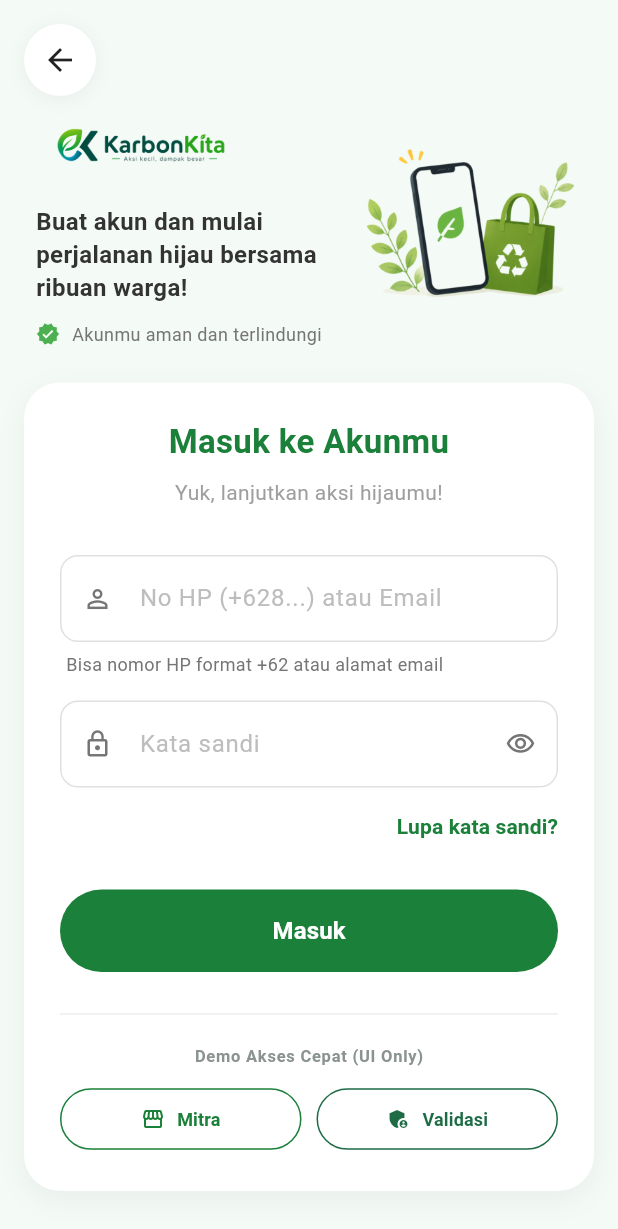
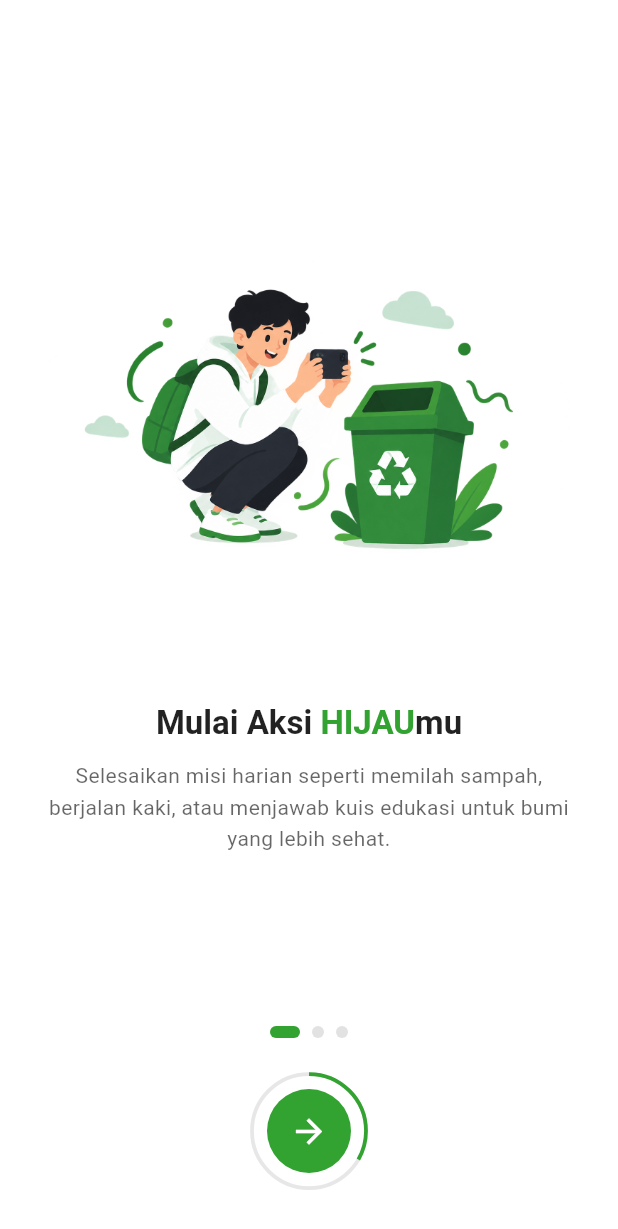
Before and after one commit to Randi-95/KarbonKitaApp, a Flutter app: the screen it shows after launch, on a phone screen of 412 x 824 dp. Shown: the top 1229 px of the screen. Run offline on Flutter 3.47's test engine with Material 3 defaults, Android fonts, the phone set to English and light mode, and no system bars; our stand-ins replace animated_bottom_navigation_bar, camera, connectivity_plus, dio, flutter_bloc, flutter_map and 7 more; missing offline and left inert: mobile_scanner; accounts and stored records are empty.

Commit message:
feat: onboarding sekali-tampil + splash branding KarbonKita
Onboarding 3 halaman (PageView + tombol progres melingkar) tampil sekali sebelum login via OnboardingStorage (shared_preferences); SessionGate main.dart diarahkan ke OnboardingGate bila belum login. Splash/launcher Android + iOS diganti branding KarbonKita. Test widget onboarding (3 kasus) lolos, flutter analyze bersih.

```diff
--- /dev/null
+++ b/KarbonKitaFrontend/lib/core/storage/onboarding_storage.dart
@@ -0,0 +1,27 @@
+import 'package:shared_preferences/shared_preferences.dart';
+
+/// Flag onboarding sekali-tampil (non-sensitif → shared_preferences).
+class OnboardingStorage {
+  OnboardingStorage({SharedPreferences? prefs}) : _prefs = prefs;
+
+  static const String seenKey = 'onboarding_seen_v1';
+
+  SharedPreferences? _prefs;
+
+  Future<SharedPreferences> _instance() async {
+    return _prefs ??= await SharedPreferences.getInstance();
+  }
+
+  Future<bool> hasSeenOnboarding() async {
+    final prefs = await _instance();
+    return prefs.getBool(seenKey) ?? false;
+  }
+
+  Future<void> setOnboardingSeen() async {
+    final prefs = await _instance();
+    await prefs.setBool(seenKey, true);
+  }
+
+  /// Untuk test: inject prefs tanpa instance asli.
+  void setPrefsForTest(SharedPreferences prefs) => _prefs = prefs;
+}
--- a/KarbonKitaFrontend/lib/main.dart
+++ b/KarbonKitaFrontend/lib/main.dart
@@ -39,6 +39,8 @@ import 'ui/screens/admin_validation_screen.dart';
 import 'ui/screens/home_screen.dart';
 import 'ui/screens/login_screen.dart';
 import 'ui/screens/merchant_dashboard_screen.dart';
+import 'ui/screens/onboarding_screen.dart';
+import 'core/storage/onboarding_storage.dart';
 
 Future<void> main() async {
   WidgetsFlutterBinding.ensureInitialized();
@@ -178,7 +180,8 @@ class MyApp extends StatelessWidget {
   }
 }
 
-/// Auto-login: token permanen → langsung Home, tanpa token → Login.
+/// Auto-login: token permanen → langsung Home, tanpa token → Onboarding
+/// (sekali saja) → Login.
 /// Offline: profil lokal tetap dianggap sesi agar cache offline tampil.
 class _SessionGate extends StatelessWidget {
   const _SessionGate();
@@ -200,9 +203,30 @@ class _SessionGate extends StatelessWidget {
             if (role == 'admin') return const AdminValidationScreen();
             return const HomeScreen();
           case AuthStatus.unauthenticated:
-            return const LoginScreen();
+            return const _OnboardingGate();
         }
       },
     );
   }
 }
+
+/// Menampilkan onboarding sekali saja sebelum login.
+class _OnboardingGate extends StatelessWidget {
+  const _OnboardingGate();
+
+  @override
+  Widget build(BuildContext context) {
+    return FutureBuilder<bool>(
+      future: OnboardingStorage().hasSeenOnboarding(),
+      builder: (context, snapshot) {
+        if (!snapshot.hasData) {
+          return const Scaffold(
+            body: Center(child: CircularProgressIndicator()),
+          );
+        }
+        if (snapshot.data == true) return const LoginScreen();
+        return const OnboardingScreen();
+      },
+    );
+  }
+}
--- /dev/null
+++ b/KarbonKitaFrontend/lib/ui/screens/onboarding_screen.dart
@@ -0,0 +1,116 @@
+import 'package:flutter/material.dart';
+
+import '../../core/storage/onboarding_storage.dart';
+import '../widgets/onboarding/onboarding_dots.dart';
+import '../widgets/onboarding/onboarding_page.dart';
+import '../widgets/onboarding/onboarding_progress_button.dart';
+import 'login_screen.dart';
+
+/// Onboarding 3 halaman, tampil sekali sebelum [LoginScreen].
+///
+/// Navigasi: swipe [PageView] atau tombol progres melingkar.
+/// Halaman terakhir (centang) menyimpan flag lalu ke Login.
+class OnboardingScreen extends StatefulWidget {
+  const OnboardingScreen({super.key, OnboardingStorage? storage})
+    : _storage = storage;
+
+  final OnboardingStorage? _storage;
+
+  @override
+  State<OnboardingScreen> createState() => _OnboardingScreenState();
+}
+
+class _OnboardingScreenState extends State<OnboardingScreen> {
+  late final PageController _pageController;
+  int _currentPage = 0;
+
+  static const List<OnboardingPage> _pages = [
+    OnboardingPage(
+      imagePath: 'assets/images/onboarding_1.png',
+      titleLeading: 'Mulai Aksi ',
+      titleHighlight: 'HIJAU',
+      titleTrailing: 'mu',
+      description:
+          'Selesaikan misi harian seperti memilah sampah, berjalan kaki, atau menjawab kuis edukasi untuk bumi yang lebih sehat.',
+    ),
+    OnboardingPage(
+      imagePath: 'assets/images/onboarding_2.png',
+      titleLeading: 'Kumpulkan Poin & Naik ',
+      titleHighlight: 'LEVEL',
+      titleTrailing: '',
+      description:
+          'Dapatkan Eco Points dan XP dari setiap aksimu. Jaga streak harian dan jadilah juara di papan peringkat RT/RW!',
+    ),
+    OnboardingPage(
+      imagePath: 'assets/images/onboarding_3.png',
+      titleLeading: 'Dukung ',
+      titleHighlight: 'UMKM',
+      titleTrailing: ' & Lingkungan',
+      description:
+          'Tukarkan Eco Points dengan voucher diskon di UMKM lokal, atau salurkan poinmu untuk donasi kampanye lingkungan.',
+    ),
+  ];
+
+  @override
+  void initState() {
+    super.initState();
+    _pageController = PageController();
+  }
+
+  @override
+  void dispose() {
+    _pageController.dispose();
+    super.dispose();
+  }
+
+  Future<void> _finish() async {
+    final storage = widget._storage ?? OnboardingStorage();
+    await storage.setOnboardingSeen();
+    if (!mounted) return;
+    Navigator.of(
+      context,
+    ).pushReplacement(MaterialPageRoute(builder: (_) => const LoginScreen()));
+  }
+
+  void _next() {
+    if (_currentPage < _pages.length - 1) {
+      _pageController.nextPage(
+        duration: const Duration(milliseconds: 350),
+        curve: Curves.easeInOut,
+      );
+    } else {
+      _finish();
+    }
+  }
+
+  @override
+  Widget build(BuildContext context) {
+    return Scaffold(
+      backgroundColor: Colors.white,
+      body: SafeArea(
+        child: Column(
+          children: [
+            Expanded(
+              child: PageView.builder(
+                controller: _pageController,
+                itemCount: _pages.length,
+                onPageChanged: (index) {
+                  setState(() => _currentPage = index);
+                },
+                itemBuilder: (context, index) => _pages[index],
+              ),
+            ),
+            OnboardingDots(currentPage: _currentPage),
+            const SizedBox(height: 24),
+            OnboardingProgressButton(
+              currentPage: _currentPage,
+              pageCount: _pages.length,
+              onPressed: _next,
+            ),
+            const SizedBox(height: 32),
+          ],
+        ),
+      ),
+    );
+  }
+}
--- /dev/null
+++ b/KarbonKitaFrontend/lib/ui/widgets/onboarding/onboarding_dots.dart
@@ -0,0 +1,31 @@
+import 'package:flutter/material.dart';
+
+/// Indikator titik 3 halaman. Aktif hijau #32A231 dan lebih lebar.
+class OnboardingDots extends StatelessWidget {
+  const OnboardingDots({super.key, required this.currentPage, this.count = 3});
+
+  final int currentPage;
+  final int count;
+
+  static const Color activeColor = Color(0xFF32A231);
+
+  @override
+  Widget build(BuildContext context) {
+    return Row(
+      mainAxisAlignment: MainAxisAlignment.center,
+      children: List.generate(count, (index) {
+        final isActive = index == currentPage;
+        return AnimatedContainer(
+          duration: const Duration(milliseconds: 250),
+          margin: const EdgeInsets.symmetric(horizontal: 4),
+          width: isActive ? 20 : 8,
+          height: 8,
+          decoration: BoxDecoration(
+            color: isActive ? activeColor : Colors.grey.withValues(alpha: 0.3),
+            borderRadius: BorderRadius.circular(4),
+          ),
+        );
+      }),
+    );
+  }
+}
--- /dev/null
+++ b/KarbonKitaFrontend/lib/ui/widgets/onboarding/onboarding_page.dart
@@ -0,0 +1,109 @@
+import 'package:flutter/material.dart';
+
+/// Satu halaman onboarding: ilustrasi + judul + deskripsi.
+class OnboardingPage extends StatelessWidget {
+  const OnboardingPage({
+    super.key,
+    required this.imagePath,
+    required this.titleLeading,
+    required this.titleHighlight,
+    required this.titleTrailing,
+    required this.description,
+  });
+
+  final String imagePath;
+  final String titleLeading;
+  final String titleHighlight;
+  final String titleTrailing;
+  final String description;
+
+  static const Color primaryColor = Color(0xFF32A231);
+
+  @override
+  Widget build(BuildContext context) {
+    return Padding(
+      padding: const EdgeInsets.symmetric(horizontal: 24),
+      child: Column(
+        mainAxisAlignment: MainAxisAlignment.center,
+        children: [
+          _IllustrationCard(imagePath: imagePath),
+          const SizedBox(height: 32),
+          _Title(
+            leading: titleLeading,
+            highlight: titleHighlight,
+            trailing: titleTrailing,
+          ),
+          const SizedBox(height: 12),
+          Text(
+            description,
+            textAlign: TextAlign.center,
+            style: TextStyle(
+              fontSize: 14,
+              height: 1.5,
+              color: Colors.black.withValues(alpha: 0.6),
+            ),
+          ),
+        ],
+      ),
+    );
+  }
+}
+
+class _IllustrationCard extends StatelessWidget {
+  const _IllustrationCard({required this.imagePath});
+
+  final String imagePath;
+
+  @override
+  Widget build(BuildContext context) {
+    return Image.asset(
+      imagePath,
+      height: 320,
+      width: double.infinity,
+      fit: BoxFit.contain,
+      errorBuilder: (context, error, stackTrace) {
+        return const SizedBox(
+          height: 320,
+          child: Center(
+            child: Icon(Icons.eco, size: 96, color: Color(0xFF32A231)),
+          ),
+        );
+      },
+    );
+  }
+}
+
+class _Title extends StatelessWidget {
+  const _Title({
+    required this.leading,
+    required this.highlight,
+    required this.trailing,
+  });
+
+  final String leading;
+  final String highlight;
+  final String trailing;
+
+  @override
+  Widget build(BuildContext context) {
+    return RichText(
+      textAlign: TextAlign.center,
+      text: TextSpan(
+        style: const TextStyle(
+          fontSize: 22,
+          fontWeight: FontWeight.bold,
+          color: Colors.black87,
+          height: 1.3,
+        ),
+        children: [
+          TextSpan(text: leading),
+          TextSpan(
+            text: highlight,
+            style: const TextStyle(color: OnboardingPage.primaryColor),
+          ),
+          TextSpan(text: trailing),
+        ],
+      ),
+    );
+  }
+}
--- /dev/null
+++ b/KarbonKitaFrontend/lib/ui/widgets/onboarding/onboarding_progress_button.dart
@@ -0,0 +1,65 @@
+import 'package:flutter/material.dart';
+
+/// Tombol lingkaran progres melingkar 1/3 → 2/3 → penuh.
+/// Halaman terakhir memakai ikon centang, lainnya panah.
+class OnboardingProgressButton extends StatelessWidget {
+  const OnboardingProgressButton({
+    super.key,
+    required this.currentPage,
+    required this.pageCount,
+    required this.onPressed,
+  });
+
+  final int currentPage;
+  final int pageCount;
+  final VoidCallback onPressed;
+
+  static const Color primaryColor = Color(0xFF32A231);
+
+  @override
+  Widget build(BuildContext context) {
+    final isLast = currentPage == pageCount - 1;
+    final progress = (currentPage + 1) / pageCount;
+    final label = isLast ? 'Selesai dan mulai' : 'Lanjut ke halaman berikutnya';
+
+    return Semantics(
+      button: true,
+      label: label,
+      child: GestureDetector(
+        onTap: onPressed,
+        child: SizedBox(
+          width: 76,
+          height: 76,
+          child: Stack(
+            alignment: Alignment.center,
+            children: [
+              SizedBox(
+                width: 76,
+                height: 76,
+                child: CircularProgressIndicator(
+                  value: progress,
+                  strokeWidth: 2.5,
+                  backgroundColor: Colors.grey.withValues(alpha: 0.25),
+                  valueColor: const AlwaysStoppedAnimation<Color>(primaryColor),
+                ),
+              ),
+              Container(
+                width: 56,
+                height: 56,
+                decoration: const BoxDecoration(
+                  color: primaryColor,
+                  shape: BoxShape.circle,
+                ),
+                child: Icon(
+                  isLast ? Icons.check : Icons.arrow_forward,
+                  color: Colors.white,
+                  size: 26,
+                ),
+              ),
+            ],
+          ),
+        ),
+      ),
+    );
+  }
+}
```
Also changed, not shown: KarbonKitaFrontend/assets/images/onboarding_1.png (added), KarbonKitaFrontend/assets/images/onboarding_2.png (added), KarbonKitaFrontend/assets/images/onboarding_3.png (added), 13 other files.
